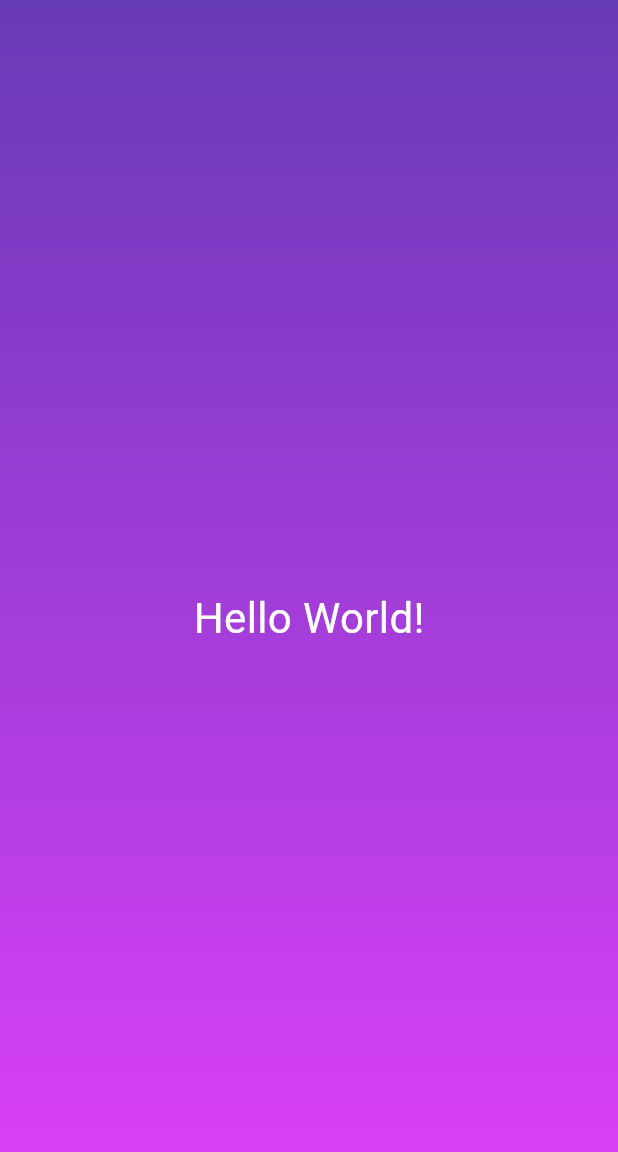
After one commit to batmanstooge/jrd-flutter-dart-complete-guide, a Flutter app: the screen it shows after launch, on a phone screen of 412 x 824 dp. The commit adds this screen. Shown: the top 1152 px of the screen. Run offline on Flutter 3.47's test engine with Material 3 defaults, Android fonts, the phone set to English and light mode, and no system bars.

Commit message:
Added StyledText

```diff
--- /dev/null
+++ b/Section02/roll_dice_app/lib/gradient_container.dart
@@ -0,0 +1,19 @@
+import 'package:flutter/material.dart';
+import 'package:roll_dice_app/styled_text.dart';
+
+class LinearGradientContainer extends StatelessWidget {
+  const LinearGradientContainer({super.key});
+  @override
+  Widget build(BuildContext context) {
+    return Container(
+      decoration: BoxDecoration(
+        gradient: LinearGradient(
+          colors: [Colors.deepPurple, Colors.purpleAccent],
+          begin: Alignment.topLeft,
+          end: Alignment.bottomLeft,
+        ),
+      ),
+      child: Center(child: StyledText()),
+    );
+  }
+}
--- /dev/null
+++ b/Section02/roll_dice_app/lib/styled_text.dart
@@ -0,0 +1,13 @@
+import 'package:flutter/material.dart';
+
+class StyledText extends StatelessWidget {
+  const StyledText({super.key});
+
+  @override
+  Widget build(BuildContext context) {
+    return Text(
+      'Hello World!',
+      style: TextStyle(color: Colors.white, fontSize: 28),
+    );
+  }
+}
--- a/Section02/roll_dice_app/pubspec.yaml
+++ b/Section02/roll_dice_app/pubspec.yaml
@@ -2,7 +2,7 @@ name: roll_dice_app
 description: "A new Flutter project."
 # The following line prevents the package from being accidentally published to
 # pub.dev using `flutter pub publish`. This is preferred for private packages.
-publish_to: 'none' # Remove this line if you wish to publish to pub.dev
+publish_to: "none" # Remove this line if you wish to publish to pub.dev
 
 # The following defines the version and build number for your application.
 # A version number is three numbers separated by dots, like 1.2.43
@@ -51,7 +51,6 @@ dev_dependencies:
 
 # The following section is specific to Flutter packages.
 flutter:
-
   # The following line ensures that the Material Icons font is
   # included with your application, so that you can use the icons in
   # the material Icons class.
```
Also changed, not shown: Section02/roll_dice_app/lib/main.dart (+2 -15 lines).
